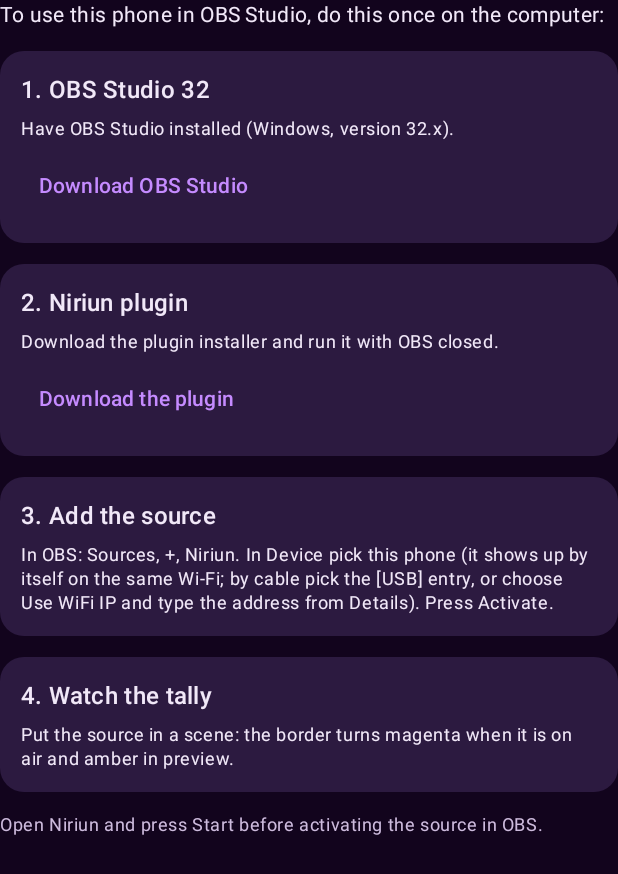
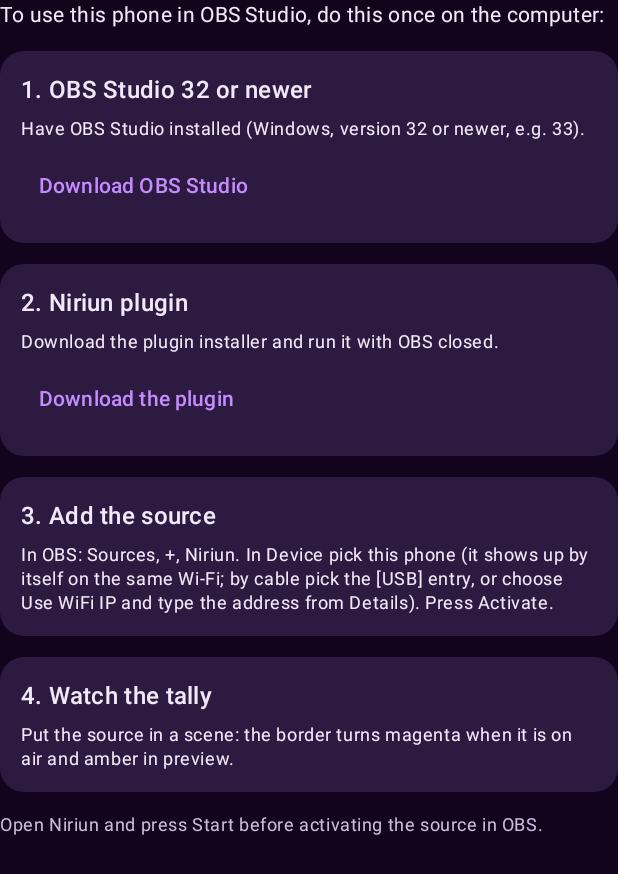
Before and after one commit to leoberbert/Niriun, an Android app built with Jetpack Compose: the composable HelpContent shown on its own in the app's theme, on a phone screen of 412 x 824 dp. Shown: the top 874 px of the screen. Run offline under Robolectric (Android 15) with nearby library versions, the phone set to English and light mode, and no system bars.

Commit message:
Ajuda e README: OBS Studio 32 ou superior (funciona no 33)

```diff
--- a/app/src/main/res/values/strings.xml
+++ b/app/src/main/res/values/strings.xml
@@ -144,8 +144,8 @@
     <string name="settings_tally_program">On air</string>
     <string name="settings_tally_program_preview">On air and preview</string>
     <string name="help_intro">To use this phone in OBS Studio, do this once on the computer:</string>
-    <string name="help_step1_title">OBS Studio 32</string>
-    <string name="help_step1_detail">Have OBS Studio installed (Windows, version 32.x).</string>
+    <string name="help_step1_title">OBS Studio 32 or newer</string>
+    <string name="help_step1_detail">Have OBS Studio installed (Windows, version 32 or newer, e.g. 33).</string>
     <string name="help_step1_action">Download OBS Studio</string>
     <string name="help_step2_title">Niriun plugin</string>
     <string name="help_step2_detail">Download the plugin installer and run it with OBS closed.</string>
```
Also changed, not shown: 2 other files.
